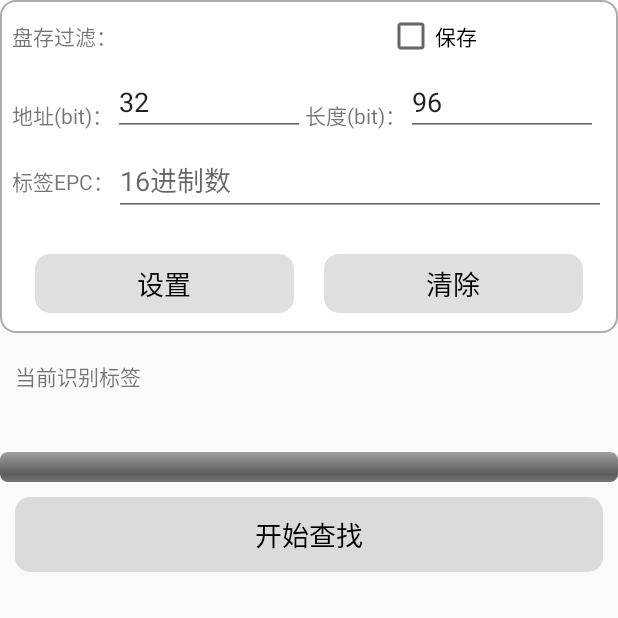
After one commit to yhmatg/H600Demo, an Android app: the fragment SearchTagFragment shown on its own in the app's theme, on a phone screen of 412 x 824 dp, the top half of it. The commit adds this screen. Run offline under Robolectric (Android 15) with nearby library versions, the phone set to English and light mode, and no system bars; our stand-ins replace ButterKnife; 2 statements that could not run were skipped.

Commit message:
add search tag fragment

```diff
--- /dev/null
+++ b/app/src/main/res/layout/activity_search_tag.xml
@@ -0,0 +1,160 @@
+<?xml version="1.0" encoding="utf-8"?>
+<LinearLayout xmlns:android="http://schemas.android.com/apk/res/android"
+    android:layout_width="match_parent"
+    android:layout_height="match_parent"
+    android:orientation="vertical">
+
+    <LinearLayout
+        android:layout_width="match_parent"
+        android:layout_height="wrap_content"
+        android:layout_marginBottom="8dp"
+        android:background="@drawable/setting_item_background"
+        android:orientation="vertical"
+        android:padding="8dp">
+
+        <LinearLayout
+            android:layout_width="match_parent"
+            android:layout_height="wrap_content"
+            android:orientation="horizontal">
+
+            <TextView
+                android:id="@+id/tv_filter"
+                android:layout_width="wrap_content"
+                android:layout_height="wrap_content"
+                android:text="@string/inv_filter_str" />
+
+            <CheckBox
+                android:id="@+id/filter_save"
+                android:layout_width="wrap_content"
+                android:layout_height="wrap_content"
+                android:layout_marginStart="180dp"
+                android:text="@string/save" />
+
+        </LinearLayout>
+
+        <LinearLayout
+            android:layout_width="match_parent"
+            android:layout_height="wrap_content"
+            android:layout_marginTop="5dp"
+            android:focusable="true"
+            android:focusableInTouchMode="true"
+            android:gravity="center_vertical"
+            android:orientation="horizontal">
+
+            <TextView
+                android:layout_width="wrap_content"
+                android:layout_height="wrap_content"
+                android:paddingTop="18dp"
+                android:text="@string/address_bit" />
+
+            <EditText
+                android:id="@+id/et_start"
+                android:layout_width="wrap_content"
+                android:layout_height="wrap_content"
+                android:ems="6"
+                android:inputType="number"
+                android:maxLength="4"
+                android:text="@string/default_lock_start" />
+
+            <TextView
+                android:layout_width="wrap_content"
+                android:layout_height="wrap_content"
+                android:paddingTop="18dp"
+                android:text="@string/length_bit" />
+
+            <EditText
+                android:id="@+id/et_length"
+                android:layout_width="wrap_content"
+                android:layout_height="wrap_content"
+                android:ems="6"
+                android:inputType="number"
+                android:maxLength="4"
+                android:text="@string/default_lock_length" />
+
+        </LinearLayout>
+
+        <LinearLayout
+            android:layout_width="match_parent"
+            android:layout_height="wrap_content"
+            android:layout_marginTop="5dp"
+            android:focusable="true"
+            android:focusableInTouchMode="true"
+            android:orientation="horizontal">
+
+            <TextView
+                android:layout_width="wrap_content"
+                android:layout_height="wrap_content"
+                android:text="@string/tag_epc" />
+
+            <EditText
+                android:id="@+id/et_data"
+                android:layout_width="wrap_content"
+                android:layout_height="wrap_content"
+                android:digits="0123456789ABCDEF"
+                android:ems="24"
+                android:hint="@string/data_type"
+                android:inputType="textCapCharacters|textNoSuggestions"
+                android:maxLength="24" />
+        </LinearLayout>
+
+        <LinearLayout
+            android:layout_width="match_parent"
+            android:layout_height="50dp"
+            android:layout_marginTop="20dp"
+            android:gravity="center"
+            android:orientation="horizontal"
+            android:padding="5dp">
+
+            <TextView
+                android:id="@+id/filter_set"
+                android:layout_width="0dp"
+                android:layout_height="match_parent"
+                android:layout_marginStart="10dp"
+                android:layout_marginEnd="20dp"
+                android:layout_weight="1"
+                android:background="@drawable/settings_button_background"
+                android:gravity="center"
+                android:text="@string/set_status"
+                android:textColor="@color/reall_black"
+                android:textSize="18sp" />
+
+            <TextView
+                android:id="@+id/filter_clear"
+                android:layout_width="0dp"
+                android:layout_height="match_parent"
+                android:layout_marginEnd="10dp"
+                android:layout_weight="1"
+                android:background="@drawable/settings_button_background"
+                android:gravity="center"
+                android:text="@string/fileter_clear_str"
+                android:textColor="@color/reall_black"
+                android:textSize="18sp" />
+        </LinearLayout>
+    </LinearLayout>
+
+    <TextView
+        android:layout_margin="10dp"
+        android:id="@+id/tv_SearchTag"
+        android:layout_width="wrap_content"
+        android:layout_height="wrap_content"
+        android:text="@string/current_search_tag" />
+
+    <ProgressBar
+        android:id="@+id/pb_Search"
+        style="@android:style/Widget.ProgressBar.Horizontal"
+        android:layout_width="match_parent"
+        android:layout_height="wrap_content"
+        android:layout_marginTop="30dp"
+        android:max="50" />
+
+    <TextView
+        android:id="@+id/search_tag"
+        android:layout_width="match_parent"
+        android:layout_height="50dp"
+        android:layout_margin="10dp"
+        android:background="@drawable/settings_button_background"
+        android:gravity="center"
+        android:text="@string/start_search"
+        android:textColor="@color/reall_black"
+        android:textSize="18sp" />
+</LinearLayout>
--- a/app/src/main/res/values/strings.xml
+++ b/app/src/main/res/values/strings.xml
@@ -93,4 +93,7 @@
     <string name="update_success">升级成功！</string>
     <string name="update_failed">升级失败！</string>
     <string name="update_error">升级错误！</string>
+    <string name="start_search">开始查找</string>
+    <string name="stop_search">停止查找</string>
+    <string name="current_search_tag">当前识别标签</string>
 </resources>
```
Also changed, not shown: app/src/main/java/com/android/uhfdemo/SearchTagFragment.java (added, +326 -0 lines).
